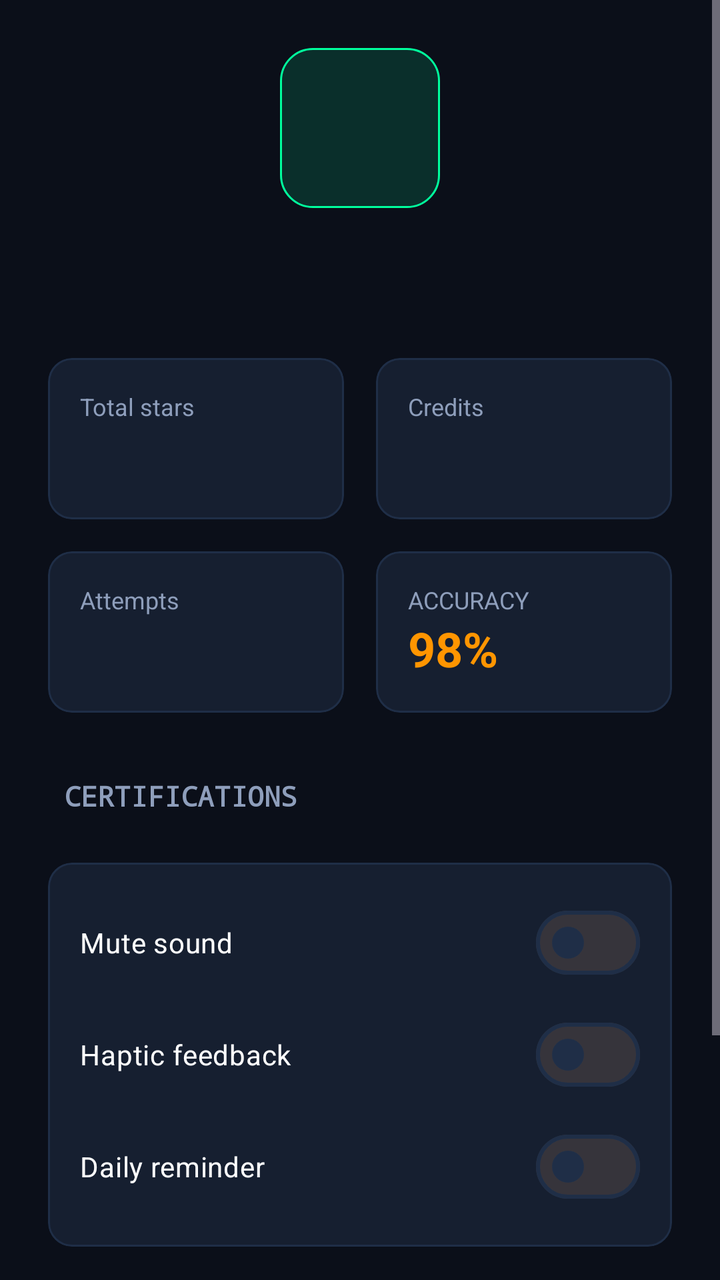
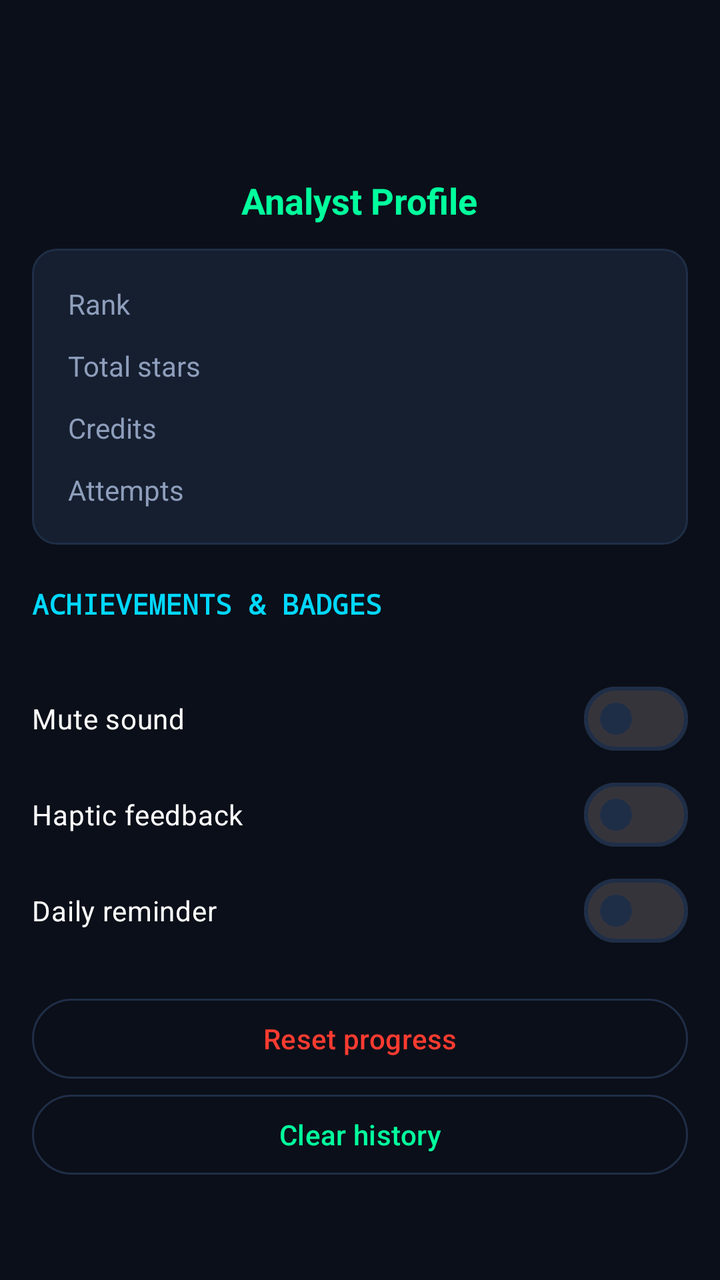

Compare the two renders of this Android layout. The source of the first and the diff that turns it into the second are given below.
<!-- AndroidManifest.xml: application theme Theme.CyberBreach -->
<!-- res/layout/fragment_profile.xml -->
<?xml version="1.0" encoding="utf-8"?>
<ScrollView xmlns:android="http://schemas.android.com/apk/res/android"
    xmlns:app="http://schemas.android.com/apk/res-auto"
    android:layout_width="match_parent"
    android:layout_height="match_parent"
    android:background="@color/soc_background"
    android:fillViewport="true">

    <LinearLayout
        android:layout_width="match_parent"
        android:layout_height="wrap_content"
        android:orientation="vertical"
        android:padding="16dp">

        <ImageView
            android:id="@+id/ivRank"
            android:layout_width="80dp"
            android:layout_height="80dp"
            android:layout_gravity="center_horizontal"
            android:layout_marginTop="8dp"
            android:background="@drawable/bg_pill_badge"
            android:padding="16dp"
            app:tint="@color/soc_primary"
            android:contentDescription="@string/desc_rank_badge" />

        <TextView
            android:id="@+id/tvRank"
            android:layout_width="wrap_content"
            android:layout_height="wrap_content"
            android:layout_gravity="center_horizontal"
            android:layout_marginTop="16dp"
            android:layout_marginBottom="24dp"
            android:fontFamily="monospace"
            android:textColor="@color/soc_primary"
            android:textSize="20sp"
            android:textStyle="bold" />

        <GridLayout
            android:layout_width="match_parent"
            android:layout_height="wrap_content"
            android:columnCount="2"
            android:rowCount="2"
            android:alignmentMode="alignMargins"
            android:columnOrderPreserved="false">

            
            <com.google.android.material.card.MaterialCardView
                android:layout_width="0dp"
                android:layout_height="wrap_content"
                android:layout_columnWeight="1"
                android:layout_margin="8dp"
                app:cardBackgroundColor="@color/soc_surface"
                app:strokeColor="@color/soc_surface_stroke"
                app:strokeWidth="1dp"
                app:cardCornerRadius="12dp">
                <LinearLayout
                    android:layout_width="match_parent"
                    android:layout_height="wrap_content"
                    android:padding="16dp"
                    android:orientation="vertical">
                    <TextView
                        android:layout_width="wrap_content"
                        android:layout_height="wrap_content"
                        android:text="@string/stat_stars"
                        android:textColor="@color/soc_text_secondary"
                        android:textSize="12sp" />
                    <TextView
                        android:id="@+id/tvTotalStars"
                        android:layout_width="wrap_content"
                        android:layout_height="wrap_content"
                        android:textColor="@color/soc_primary"
                        android:textStyle="bold"
                        android:textSize="24sp" />
                </LinearLayout>
            </com.google.android.material.card.MaterialCardView>

            
            <com.google.android.material.card.MaterialCardView
                android:layout_width="0dp"
                android:layout_height="wrap_content"
                android:layout_columnWeight="1"
                android:layout_margin="8dp"
                app:cardBackgroundColor="@color/soc_surface"
                app:strokeColor="@color/soc_surface_stroke"
                app:strokeWidth="1dp"
                app:cardCornerRadius="12dp">
                <LinearLayout
                    android:layout_width="match_parent"
                    android:layout_height="wrap_content"
                    android:padding="16dp"
                    android:orientation="vertical">
                    <TextView
                        android:layout_width="wrap_content"
                        android:layout_height="wrap_content"
                        android:text="@string/stat_credits"
                        android:textColor="@color/soc_text_secondary"
                        android:textSize="12sp" />
                    <TextView
                        android:id="@+id/tvCredits"
                        android:layout_width="wrap_content"
                        android:layout_height="wrap_content"
                        android:textColor="@color/soc_accent_cyan"
                        android:textStyle="bold"
                        android:textSize="24sp" />
                </LinearLayout>
            </com.google.android.material.card.MaterialCardView>

            
            <com.google.android.material.card.MaterialCardView
                android:layout_width="0dp"
                android:layout_height="wrap_content"
                android:layout_columnWeight="1"
                android:layout_margin="8dp"
                app:cardBackgroundColor="@color/soc_surface"
                app:strokeColor="@color/soc_surface_stroke"
                app:strokeWidth="1dp"
                app:cardCornerRadius="12dp">
                <LinearLayout
                    android:layout_width="match_parent"
                    android:layout_height="wrap_content"
                    android:padding="16dp"
                    android:orientation="vertical">
                    <TextView
                        android:layout_width="wrap_content"
                        android:layout_height="wrap_content"
                        android:text="@string/stat_attempts"
                        android:textColor="@color/soc_text_secondary"
                        android:textSize="12sp" />
                    <TextView
                        android:id="@+id/tvAttempts"
                        android:layout_width="wrap_content"
                        android:layout_height="wrap_content"
                        android:textColor="@color/soc_text_primary"
                        android:textStyle="bold"
                        android:textSize="24sp" />
                </LinearLayout>
            </com.google.android.material.card.MaterialCardView>

            
            <com.google.android.material.card.MaterialCardView
                android:layout_width="0dp"
                android:layout_height="wrap_content"
                android:layout_columnWeight="1"
                android:layout_margin="8dp"
                app:cardBackgroundColor="@color/soc_surface"
                app:strokeColor="@color/soc_surface_stroke"
                app:strokeWidth="1dp"
                app:cardCornerRadius="12dp">
                <LinearLayout
                    android:layout_width="match_parent"
                    android:layout_height="wrap_content"
                    android:padding="16dp"
                    android:orientation="vertical">
                    <TextView
                        android:layout_width="wrap_content"
                        android:layout_height="wrap_content"
                        android:text="ACCURACY"
                        android:textColor="@color/soc_text_secondary"
                        android:textSize="12sp" />
                    <TextView
                        android:layout_width="wrap_content"
                        android:layout_height="wrap_content"
                        android:text="98%"
                        android:textColor="@color/soc_warning"
                        android:textStyle="bold"
                        android:textSize="24sp" />
                </LinearLayout>
            </com.google.android.material.card.MaterialCardView>
        </GridLayout>

        
        <TextView
            android:layout_width="wrap_content"
            android:layout_height="wrap_content"
            android:layout_marginHorizontal="16dp"
            android:layout_marginTop="24dp"
            android:text="CERTIFICATIONS"
            android:fontFamily="monospace"
            android:textColor="@color/soc_text_secondary"
            android:textStyle="bold" />

        <LinearLayout
            android:id="@+id/certContainer"
            android:layout_width="match_parent"
            android:layout_height="wrap_content"
            android:orientation="vertical"
            android:layout_marginTop="8dp">
        </LinearLayout>

        <com.google.android.material.card.MaterialCardView
            android:layout_width="match_parent"
            android:layout_height="wrap_content"
            android:layout_marginHorizontal="8dp"
            android:layout_marginTop="16dp"
            app:cardBackgroundColor="@color/soc_surface"
            app:strokeColor="@color/soc_surface_stroke"
            app:strokeWidth="1dp"
            app:cardCornerRadius="12dp">
            
            <LinearLayout
                android:layout_width="match_parent"
                android:layout_height="wrap_content"
                android:orientation="vertical"
                android:padding="16dp">
                <com.google.android.material.materialswitch.MaterialSwitch
                    android:id="@+id/switchMute"
                    android:layout_width="match_parent"
                    android:layout_height="wrap_content"
                    android:textColor="@color/soc_text_primary"
                    android:text="@string/settings_mute" />

                <com.google.android.material.materialswitch.MaterialSwitch
                    android:id="@+id/switchHaptics"
                    android:layout_width="match_parent"
                    android:layout_height="wrap_content"
                    android:layout_marginTop="8dp"
                    android:textColor="@color/soc_text_primary"
                    android:text="@string/settings_haptics" />

                <com.google.android.material.materialswitch.MaterialSwitch
                    android:id="@+id/switchReminder"
                    android:layout_width="match_parent"
                    android:layout_height="wrap_content"
                    android:layout_marginTop="8dp"
                    android:textColor="@color/soc_text_primary"
                    android:text="@string/settings_reminder" />
            </LinearLayout>
        </com.google.android.material.card.MaterialCardView>

        <Button
            android:id="@+id/btnResetProgress"
            style="@style/Widget.Material3.Button.OutlinedButton"
            android:layout_width="match_parent"
            android:layout_height="wrap_content"
            android:layout_marginHorizontal="8dp"
            android:layout_marginTop="24dp"
            app:strokeColor="@color/soc_critical"
            android:textColor="@color/soc_critical"
            android:text="@string/btn_reset_progress" />

        <Button
            android:id="@+id/btnClearHistory"
            style="@style/Widget.Material3.Button.OutlinedButton"
            android:layout_width="match_parent"
            android:layout_height="wrap_content"
            android:layout_marginHorizontal="8dp"
            android:layout_marginTop="8dp"
            android:layout_marginBottom="24dp"
            app:strokeColor="@color/soc_warning"
            android:textColor="@color/soc_warning"
            android:text="@string/btn_clear_history" />

    </LinearLayout>
</ScrollView>
<!-- resources referenced by this layout -->
<resources>
  <color name="soc_accent_cyan">#00D8FF</color>
  <color name="soc_background">#0B0F19</color>
  <color name="soc_critical">#FF3B30</color>
  <color name="soc_primary">#00FF9D</color>
  <color name="soc_surface">#161F30</color>
  <color name="soc_surface_stroke">#1F2E47</color>
  <color name="soc_text_primary">#FFFFFF</color>
  <color name="soc_text_secondary">#8E9EBB</color>
  <color name="soc_warning">#FF9500</color>
  <!-- drawable bg_pill_badge (drawable) -->
  <?xml version="1.0" encoding="utf-8"?>
  <shape xmlns:android="http://schemas.android.com/apk/res/android"
      android:shape="rectangle">
      <solid android:color="@color/soc_transparent_primary" />
      <stroke
          android:width="1dp"
          android:color="@color/soc_primary" />
      <corners android:radius="16dp" />
  </shape>
  <string name="btn_clear_history">Clear history</string>
  <string name="btn_reset_progress">Reset progress</string>
  <string name="desc_rank_badge">Rank badge</string>
  <string name="settings_haptics">Haptic feedback</string>
  <string name="settings_mute">Mute sound</string>
  <string name="settings_reminder">Daily reminder</string>
  <string name="stat_attempts">Attempts</string>
  <string name="stat_credits">Credits</string>
  <string name="stat_stars">Total stars</string>
  <style name="Theme.CyberBreach" parent="Base.Theme.CyberBreach" />
  <color name="soc_transparent_primary">#2200FF9D</color>
  <style name="Base.Theme.CyberBreach" parent="Theme.Material3.Dark.NoActionBar">
          <item name="colorPrimary">@color/soc_primary</item>
          <item name="colorOnPrimary">#000000</item>
          <item name="colorPrimaryContainer">@color/soc_transparent_primary</item>
          <item name="colorOnPrimaryContainer">@color/soc_primary</item>
  
          <item name="colorSecondary">@color/soc_accent_cyan</item>
          <item name="colorOnSecondary">#000000</item>
  
          <item name="colorError">@color/soc_critical</item>
          <item name="colorOnError">#FFFFFF</item>
  
          <item name="android:colorBackground">@color/soc_background</item>
          <item name="colorOnBackground">@color/soc_text_primary</item>
          <item name="colorSurface">@color/soc_surface</item>
          <item name="colorOnSurface">@color/soc_text_primary</item>
          <item name="colorSurfaceVariant">@color/soc_surface</item>
          <item name="colorOnSurfaceVariant">@color/soc_text_secondary</item>
          <item name="colorOutline">@color/soc_surface_stroke</item>
          
          <item name="android:statusBarColor">@color/soc_background</item>
          <item name="android:navigationBarColor">@color/soc_surface</item>
      </style>
</resources>

<!-- the commit's change to res/layout/fragment_profile.xml (unified diff, before → after) -->
@@ -3,8 +3,7 @@
     xmlns:app="http://schemas.android.com/apk/res-auto"
     android:layout_width="match_parent"
     android:layout_height="match_parent"
-    android:background="@color/soc_background"
-    android:fillViewport="true">
+    android:background="@color/soc_background">
 
     <LinearLayout
         android:layout_width="match_parent"
@@ -14,241 +13,165 @@
 
         <ImageView
             android:id="@+id/ivRank"
-            android:layout_width="80dp"
-            android:layout_height="80dp"
+            android:layout_width="72dp"
+            android:layout_height="72dp"
             android:layout_gravity="center_horizontal"
-            android:layout_marginTop="8dp"
-            android:background="@drawable/bg_pill_badge"
-            android:padding="16dp"
-            app:tint="@color/soc_primary"
             android:contentDescription="@string/desc_rank_badge" />
 
         <TextView
-            android:id="@+id/tvRank"
+            android:id="@+id/tvRankTitle"
             android:layout_width="wrap_content"
             android:layout_height="wrap_content"
             android:layout_gravity="center_horizontal"
-            android:layout_marginTop="16dp"
-            android:layout_marginBottom="24dp"
-            android:fontFamily="monospace"
+            android:layout_marginBottom="12dp"
+            android:text="@string/profile_title"
             android:textColor="@color/soc_primary"
-            android:textSize="20sp"
+            android:textSize="18sp"
             android:textStyle="bold" />
 
-        <GridLayout
+        <LinearLayout
             android:layout_width="match_parent"
             android:layout_height="wrap_content"
-            android:columnCount="2"
-            android:rowCount="2"
-            android:alignmentMode="alignMargins"
-            android:columnOrderPreserved="false">
+            android:orientation="vertical"
+            android:background="@drawable/bg_terminal_card"
+            android:padding="12dp">
 
-            
-            <com.google.android.material.card.MaterialCardView
-                android:layout_width="0dp"
+            <LinearLayout
+                android:layout_width="match_parent"
                 android:layout_height="wrap_content"
-                android:layout_columnWeight="1"
-                android:layout_margin="8dp"
-                app:cardBackgroundColor="@color/soc_surface"
-                app:strokeColor="@color/soc_surface_stroke"
-                app:strokeWidth="1dp"
-                app:cardCornerRadius="12dp">
-                <LinearLayout
-                    android:layout_width="match_parent"
+                android:orientation="horizontal"
+                android:padding="6dp">
+                <TextView
+                    android:layout_width="0dp"
                     android:layout_height="wrap_content"
-                    android:padding="16dp"
-                    android:orientation="vertical">
-                    <TextView
-                        android:layout_width="wrap_content"
-                        android:layout_height="wrap_content"
-                        android:text="@string/stat_stars"
-                        android:textColor="@color/soc_text_secondary"
-                        android:textSize="12sp" />
-                    <TextView
-                        android:id="@+id/tvTotalStars"
-                        android:layout_width="wrap_content"
-                        android:layout_height="wrap_content"
-                        android:textColor="@color/soc_primary"
-                        android:textStyle="bold"
-                        android:textSize="24sp" />
-                </LinearLayout>
-            </com.google.android.material.card.MaterialCardView>
+                    android:layout_weight="1"
+                    android:text="@string/stat_rank"
+                    android:textColor="@color/soc_text_secondary" />
+                <TextView
+                    android:id="@+id/tvRank"
+                    android:layout_width="wrap_content"
+                    android:layout_height="wrap_content"
+                    android:gravity="end"
+                    android:textColor="@color/soc_primary"
+                    android:textStyle="bold" />
+            </LinearLayout>
 
-            
-            <com.google.android.material.card.MaterialCardView
-                android:layout_width="0dp"
+            <LinearLayout
+                android:layout_width="match_parent"
                 android:layout_height="wrap_content"
-                android:layout_columnWeight="1"
-                android:layout_margin="8dp"
-                app:cardBackgroundColor="@color/soc_surface"
-                app:strokeColor="@color/soc_surface_stroke"
-                app:strokeWidth="1dp"
-                app:cardCornerRadius="12dp">
-                <LinearLayout
-                    android:layout_width="match_parent"
+                android:orientation="horizontal"
+                android:padding="6dp">
+                <TextView
+                    android:layout_width="0dp"
                     android:layout_height="wrap_content"
-                    android:padding="16dp"
-                    android:orientation="vertical">
-                    <TextView
-                        android:layout_width="wrap_content"
-                        android:layout_height="wrap_content"
-                        android:text="@string/stat_credits"
-                        android:textColor="@color/soc_text_secondary"
-                        android:textSize="12sp" />
-                    <TextView
-                        android:id="@+id/tvCredits"
-                        android:layout_width="wrap_content"
-                        android:layout_height="wrap_content"
-                        android:textColor="@color/soc_accent_cyan"
-                        android:textStyle="bold"
-                        android:textSize="24sp" />
-                </LinearLayout>
-            </com.google.android.material.card.MaterialCardView>
+                    android:layout_weight="1"
+                    android:text="@string/stat_stars"
+                    android:textColor="@color/soc_text_secondary" />
+                <TextView
+                    android:id="@+id/tvTotalStars"
+                    android:layout_width="wrap_content"
+                    android:layout_height="wrap_content"
+                    android:gravity="end"
+                    android:textColor="@color/soc_primary"
+                    android:textStyle="bold" />
+            </LinearLayout>
 
-            
-            <com.google.android.material.card.MaterialCardView
-                android:layout_width="0dp"
+            <LinearLayout
+                android:layout_width="match_parent"
                 android:layout_height="wrap_content"
-                android:layout_columnWeight="1"
-                android:layout_margin="8dp"
-                app:cardBackgroundColor="@color/soc_surface"
-                app:strokeColor="@color/soc_surface_stroke"
-                app:strokeWidth="1dp"
-                app:cardCornerRadius="12dp">
-                <LinearLayout
-                    android:layout_width="match_parent"
+                android:orientation="horizontal"
+                android:padding="6dp">
+                <TextView
+                    android:layout_width="0dp"
                     android:layout_height="wrap_content"
-                    android:padding="16dp"
-                    android:orientation="vertical">
-                    <TextView
-                        android:layout_width="wrap_content"
-                        android:layout_height="wrap_content"
-                        android:text="@string/stat_attempts"
-                        android:textColor="@color/soc_text_secondary"
-                        android:textSize="12sp" />
-                    <TextView
-                        android:id="@+id/tvAttempts"
-                        android:layout_width="wrap_content"
-                        android:layout_height="wrap_content"
-                        android:textColor="@color/soc_text_primary"
-                        android:textStyle="bold"
-                        android:textSize="24sp" />
-                </LinearLayout>
-            </com.google.android.material.card.MaterialCardView>
+                    android:layout_weight="1"
+                    android:text="@string/stat_credits"
+                    android:textColor="@color/soc_text_secondary" />
+                <TextView
+                    android:id="@+id/tvCredits"
+                    android:layout_width="wrap_content"
+                    android:layout_height="wrap_content"
+                    android:gravity="end"
+                    android:textColor="@color/soc_warning"
+                    android:textStyle="bold" />
+            </LinearLayout>
 
-            
-            <com.google.android.material.card.MaterialCardView
-                android:layout_width="0dp"
+            <LinearLayout
+                android:layout_width="match_parent"
                 android:layout_height="wrap_content"
-                android:layout_columnWeight="1"
-                android:layout_margin="8dp"
-                app:cardBackgroundColor="@color/soc_surface"
-                app:strokeColor="@color/soc_surface_stroke"
-                app:strokeWidth="1dp"
-                app:cardCornerRadius="12dp">
-                <LinearLayout
-                    android:layout_width="match_parent"
+                android:orientation="horizontal"
+                android:padding="6dp">
+                <TextView
+                    android:layout_width="0dp"
                     android:layout_height="wrap_content"
-                    android:padding="16dp"
-                    android:orientation="vertical">
-                    <TextView
-                        android:layout_width="wrap_content"
-                        android:layout_height="wrap_content"
-                        android:text="ACCURACY"
-                        android:textColor="@color/soc_text_secondary"
-                        android:textSize="12sp" />
-                    <TextView
-                        android:layout_width="wrap_content"
-                        android:layout_height="wrap_content"
-                        android:text="98%"
-                        android:textColor="@color/soc_warning"
-                        android:textStyle="bold"
-                        android:textSize="24sp" />
-                </LinearLayout>
-            </com.google.android.material.card.MaterialCardView>
-        </GridLayout>
+                    android:layout_weight="1"
+                    android:text="@string/stat_attempts"
+                    android:textColor="@color/soc_text_secondary" />
+                <TextView
+                    android:id="@+id/tvAttempts"
+                    android:layout_width="wrap_content"
+                    android:layout_height="wrap_content"
+                    android:gravity="end"
+                    android:textColor="@color/soc_primary"
+                    android:textStyle="bold" />
+            </LinearLayout>
+        </LinearLayout>
 
         
         <TextView
             android:layout_width="wrap_content"
             android:layout_height="wrap_content"
-            android:layout_marginHorizontal="16dp"
-            android:layout_marginTop="24dp"
-            android:text="CERTIFICATIONS"
+            android:layout_marginTop="20dp"
+            android:layout_marginBottom="8dp"
             android:fontFamily="monospace"
-            android:textColor="@color/soc_text_secondary"
+            android:text="ACHIEVEMENTS &amp; BADGES"
+            android:textColor="@color/soc_accent_cyan"
+            android:textSize="14sp"
             android:textStyle="bold" />
 
-        <LinearLayout
-            android:id="@+id/certContainer"
+        <androidx.recyclerview.widget.RecyclerView
+            android:id="@+id/rvAchievements"
             android:layout_width="match_parent"
             android:layout_height="wrap_content"
-            android:orientation="vertical"
-            android:layout_marginTop="8dp">
-        </LinearLayout>
+            android:nestedScrollingEnabled="false" />
 
-        <com.google.android.material.card.MaterialCardView
+        
+        <com.google.android.material.materialswitch.MaterialSwitch
+            android:id="@+id/switchMute"
             android:layout_width="match_parent"
             android:layout_height="wrap_content"
-            android:layout_marginHorizontal="8dp"
             android:layout_marginTop="16dp"
-            app:cardBackgroundColor="@color/soc_surface"
-            app:strokeColor="@color/soc_surface_stroke"
-            app:strokeWidth="1dp"
-            app:cardCornerRadius="12dp">
-            
-            <LinearLayout
-                android:layout_width="match_parent"
-                android:layout_height="wrap_content"
-                android:orientation="vertical"
-                android:padding="16dp">
-                <com.google.android.material.materialswitch.MaterialSwitch
-                    android:id="@+id/switchMute"
-                    android:layout_width="match_parent"
-                    android:layout_height="wrap_content"
-                    android:textColor="@color/soc_text_primary"
-                    android:text="@string/settings_mute" />
+            android:text="@string/settings_mute"
+            android:textColor="@color/soc_text_primary" />
 
-                <com.google.android.material.materialswitch.MaterialSwitch
-                    android:id="@+id/switchHaptics"
-                    android:layout_width="match_parent"
-                    android:layout_height="wrap_content"
-                    android:layout_marginTop="8dp"
-                    android:textColor="@color/soc_text_primary"
-                    android:text="@string/settings_haptics" />
+        <com.google.android.material.materialswitch.MaterialSwitch
+            android:id="@+id/switchHaptics"
+            android:layout_width="match_parent"
+            android:layout_height="wrap_content"
+            android:text="@string/settings_haptics"
+            android:textColor="@color/soc_text_primary" />
 
-                <com.google.android.material.materialswitch.MaterialSwitch
-                    android:id="@+id/switchReminder"
-                    android:layout_width="match_parent"
-                    android:layout_height="wrap_content"
-                    android:layout_marginTop="8dp"
-                    android:textColor="@color/soc_text_primary"
-                    android:text="@string/settings_reminder" />
-            </LinearLayout>
-        </com.google.android.material.card.MaterialCardView>
+        <com.google.android.material.materialswitch.MaterialSwitch
+            android:id="@+id/switchReminder"
+            android:layout_width="match_parent"
+            android:layout_height="wrap_content"
+            android:text="@string/settings_reminder"
+            android:textColor="@color/soc_text_primary" />
 
         <Button
             android:id="@+id/btnResetProgress"
             style="@style/Widget.Material3.Button.OutlinedButton"
             android:layout_width="match_parent"
             android:layout_height="wrap_content"
-            android:layout_marginHorizontal="8dp"
-            android:layout_marginTop="24dp"
-            app:strokeColor="@color/soc_critical"
-            android:textColor="@color/soc_critical"
-            android:text="@string/btn_reset_progress" />
+            android:layout_marginTop="16dp"
+            android:text="@string/btn_reset_progress"
+            android:textColor="@color/soc_critical" />
 
         <Button
             android:id="@+id/btnClearHistory"
             style="@style/Widget.Material3.Button.OutlinedButton"
             android:layout_width="match_parent"
             android:layout_height="wrap_content"
-            android:layout_marginHorizontal="8dp"
-            android:layout_marginTop="8dp"
-            android:layout_marginBottom="24dp"
-            app:strokeColor="@color/soc_warning"
-            android:textColor="@color/soc_warning"
             android:text="@string/btn_clear_history" />
-
     </LinearLayout>
 </ScrollView>
<!-- resource entries referenced after the edit -->
@@ -9,24 +9,26 @@
   <color name="soc_text_primary">#FFFFFF</color>
   <color name="soc_text_secondary">#8E9EBB</color>
   <color name="soc_warning">#FF9500</color>
-  <!-- drawable bg_pill_badge (drawable) -->
+  <!-- drawable bg_terminal_card (drawable) -->
   <?xml version="1.0" encoding="utf-8"?>
   <shape xmlns:android="http://schemas.android.com/apk/res/android"
       android:shape="rectangle">
-      <solid android:color="@color/soc_transparent_primary" />
+      <solid android:color="@color/soc_surface" />
       <stroke
           android:width="1dp"
-          android:color="@color/soc_primary" />
-      <corners android:radius="16dp" />
+          android:color="@color/soc_surface_stroke" />
+      <corners android:radius="12dp" />
   </shape>
   <string name="btn_clear_history">Clear history</string>
   <string name="btn_reset_progress">Reset progress</string>
   <string name="desc_rank_badge">Rank badge</string>
+  <string name="profile_title">Analyst Profile</string>
   <string name="settings_haptics">Haptic feedback</string>
   <string name="settings_mute">Mute sound</string>
   <string name="settings_reminder">Daily reminder</string>
   <string name="stat_attempts">Attempts</string>
   <string name="stat_credits">Credits</string>
+  <string name="stat_rank">Rank</string>
   <string name="stat_stars">Total stars</string>
   <style name="Theme.CyberBreach" parent="Base.Theme.CyberBreach" />
   <color name="soc_transparent_primary">#2200FF9D</color>
